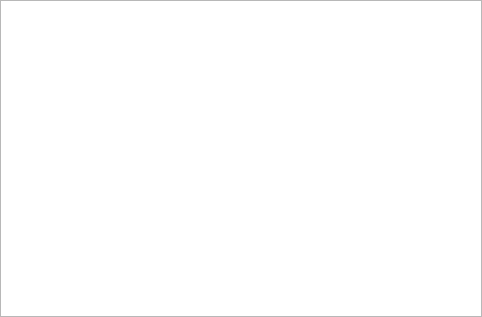
Before: the Qt Designer form JChat/EmojiPicker.ui in jpush/jchat-windows, drawn with Qt 5.
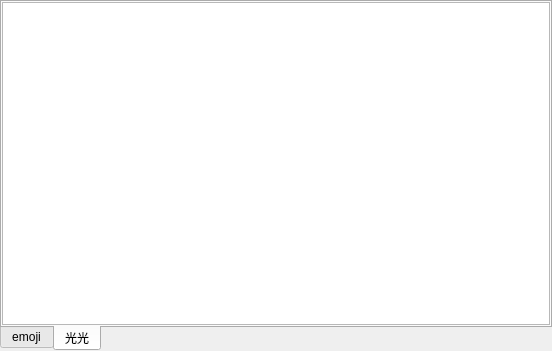
After: the same form once the commit is applied. The open tabs and pages were chosen to show the change.

Diff of the .ui file:
```diff
--- a/JChat/EmojiPicker.ui
+++ b/JChat/EmojiPicker.ui
@@ -6,8 +6,8 @@
    <rect>
     <x>0</x>
     <y>0</y>
-    <width>482</width>
-    <height>317</height>
+    <width>552</width>
+    <height>351</height>
    </rect>
   </property>
   <property name="windowTitle">
@@ -26,7 +26,35 @@
 
 }</string>
   </property>
-  <layout class="QVBoxLayout" name="verticalLayout">
+  <layout class="QHBoxLayout" name="horizontalLayout">
+   <property name="leftMargin">
+    <number>0</number>
+   </property>
+   <property name="topMargin">
+    <number>0</number>
+   </property>
+   <property name="rightMargin">
+    <number>0</number>
+   </property>
+   <property name="bottomMargin">
+    <number>0</number>
+   </property>
+   <item>
+    <widget class="QTabWidget" name="tabWidget">
+     <property name="tabPosition">
+      <enum>QTabWidget::South</enum>
+     </property>
+     <property name="tabShape">
+      <enum>QTabWidget::Rounded</enum>
+     </property>
+     <property name="currentIndex">
+      <number>0</number>
+     </property>
+     <widget class="QWidget" name="tab">
+      <attribute name="title">
+       <string>emoji</string>
+      </attribute>
+      <layout class="QHBoxLayout" name="horizontalLayout_2">
    <property name="leftMargin">
     <number>0</number>
    </property>
@@ -71,6 +99,63 @@
      <property name="viewMode">
       <enum>QListView::IconMode</enum>
      </property>
+        </widget>
+       </item>
+      </layout>
+     </widget>
+     <widget class="QWidget" name="tab_2">
+      <attribute name="title">
+       <string>光光</string>
+      </attribute>
+      <layout class="QHBoxLayout" name="horizontalLayout_3">
+       <property name="leftMargin">
+        <number>0</number>
+       </property>
+       <property name="topMargin">
+        <number>0</number>
+       </property>
+       <property name="rightMargin">
+        <number>0</number>
+       </property>
+       <property name="bottomMargin">
+        <number>0</number>
+       </property>
+       <item>
+        <widget class="QListView" name="listView_2">
+         <property name="verticalScrollBarPolicy">
+          <enum>Qt::ScrollBarAsNeeded</enum>
+         </property>
+         <property name="horizontalScrollBarPolicy">
+          <enum>Qt::ScrollBarAlwaysOff</enum>
+         </property>
+         <property name="editTriggers">
+          <set>QAbstractItemView::NoEditTriggers</set>
+         </property>
+         <property name="showDropIndicator" stdset="0">
+          <bool>false</bool>
+         </property>
+         <property name="dragDropMode">
+          <enum>QAbstractItemView::DragDrop</enum>
+         </property>
+         <property name="defaultDropAction">
+          <enum>Qt::IgnoreAction</enum>
+         </property>
+         <property name="iconSize">
+          <size>
+           <width>80</width>
+           <height>80</height>
+          </size>
+         </property>
+         <property name="resizeMode">
+          <enum>QListView::Adjust</enum>
+         </property>
+         <property name="viewMode">
+          <enum>QListView::IconMode</enum>
+         </property>
+        </widget>
+       </item>
+      </layout>
+     </widget>
     </widget>
    </item>
   </layout>
```
Left out of the diff: 2 changed lines with no effect on the pictures. Lines whose indentation alone changed are shown as unchanged.
